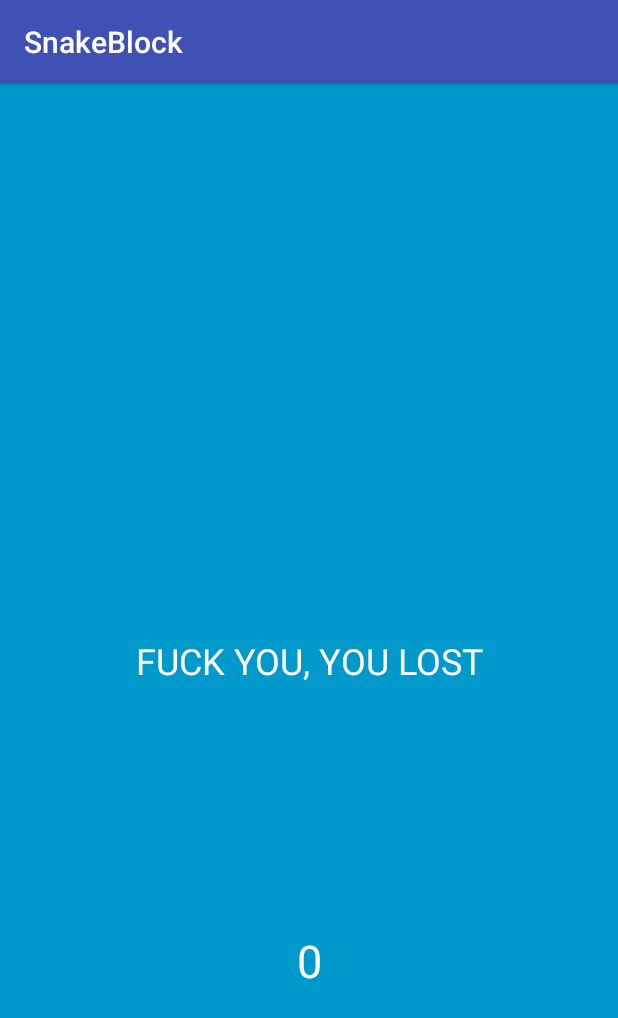
After one commit to Mlongen/AndroidGame-DontGetPregnant, an Android app: the Finish screen opened directly, with no data from a screen before it, on a phone screen of 412 x 824 dp. The commit adds this screen. Shown: the top 1018 px of the screen. Run offline under Robolectric (Android 15) with nearby library versions, the phone set to English and light mode, and no system bars.

Commit message:
add movement, change design, add score and speed increase, add finish activity

```diff
--- a/app/src/main/AndroidManifest.xml
+++ b/app/src/main/AndroidManifest.xml
@@ -9,13 +9,14 @@
     android:roundIcon="@mipmap/ic_launcher_round"
     android:supportsRtl="true"
     android:theme="@style/AppTheme">
-    <activity android:name="com.example.marcelolongen.snakeblock.MainActivity">
+    <activity android:name=".MainActivity">
       <intent-filter>
         <action android:name="android.intent.action.MAIN" />
 
         <category android:name="android.intent.category.LAUNCHER" />
       </intent-filter>
     </activity>
+    <activity android:name=".Finish"></activity>
   </application>
 
 </manifest>
--- a/app/src/main/java/com/example/marcelolongen/snakeblock/Block.java
+++ b/app/src/main/java/com/example/marcelolongen/snakeblock/Block.java
@@ -7,12 +7,6 @@ public class Block {
     public int bottom;
 
 
-    public Block(int left) {
-        this.left = left;
-        this.right = left + 150;
-        this.bottom = 150;
-        this.top = 0;
-    }
 
     public Block(int left, int right, int top, int bottom) {
         this.left = left;
--- /dev/null
+++ b/app/src/main/java/com/example/marcelolongen/snakeblock/Finish.java
@@ -0,0 +1,24 @@
+package com.example.marcelolongen.snakeblock;
+
+import android.content.Intent;
+import android.support.v7.app.AppCompatActivity;
+import android.os.Bundle;
+import android.widget.TextView;
+
+import org.w3c.dom.Text;
+
+public class Finish extends AppCompatActivity {
+
+    @Override
+    protected void onCreate(Bundle savedInstanceState) {
+        super.onCreate(savedInstanceState);
+        setContentView(R.layout.activity_finish);
+
+        Intent intent = getIntent();
+        int scoreInt = intent.getIntExtra("score", 0);
+
+
+        TextView score = findViewById(R.id.scoreText);
+        score.setText(scoreInt + "");
+    }
+}
--- /dev/null
+++ b/app/src/main/res/layout/activity_finish.xml
@@ -0,0 +1,41 @@
+<?xml version="1.0" encoding="utf-8"?>
+<android.support.constraint.ConstraintLayout xmlns:android="http://schemas.android.com/apk/res/android"
+    xmlns:app="http://schemas.android.com/apk/res-auto"
+    xmlns:tools="http://schemas.android.com/tools"
+    android:layout_width="match_parent"
+    android:layout_height="match_parent"
+    android:background="@android:color/holo_blue_dark"
+    tools:context=".Finish">
+
+    <TextView
+        android:id="@+id/textView"
+        android:layout_width="wrap_content"
+        android:layout_height="wrap_content"
+        android:layout_marginBottom="8dp"
+        android:layout_marginEnd="8dp"
+        android:layout_marginStart="8dp"
+        android:layout_marginTop="8dp"
+        android:text="FUCK YOU, YOU LOST"
+        android:textColor="@android:color/white"
+        android:textSize="24sp"
+        app:layout_constraintBottom_toBottomOf="parent"
+        app:layout_constraintEnd_toEndOf="parent"
+        app:layout_constraintStart_toStartOf="parent"
+        app:layout_constraintTop_toTopOf="parent" />
+
+    <TextView
+        android:id="@+id/scoreText"
+        android:layout_width="wrap_content"
+        android:layout_height="wrap_content"
+        android:layout_marginBottom="8dp"
+        android:layout_marginEnd="8dp"
+        android:layout_marginStart="8dp"
+        android:layout_marginTop="8dp"
+        android:text="0"
+        android:textColor="@android:color/white"
+        android:textSize="30sp"
+        app:layout_constraintBottom_toBottomOf="parent"
+        app:layout_constraintEnd_toEndOf="parent"
+        app:layout_constraintStart_toStartOf="parent"
+        app:layout_constraintTop_toBottomOf="@+id/textView" />
+</android.support.constraint.ConstraintLayout>
```
Also changed, not shown: app/src/main/java/com/example/marcelolongen/snakeblock/MainActivity.java (+2 -8 lines), app/src/main/java/com/example/marcelolongen/snakeblock/MainCanvas.java (+60 -75 lines), app/src/main/res/layout/activity_main.xml (+3 -24 lines).
